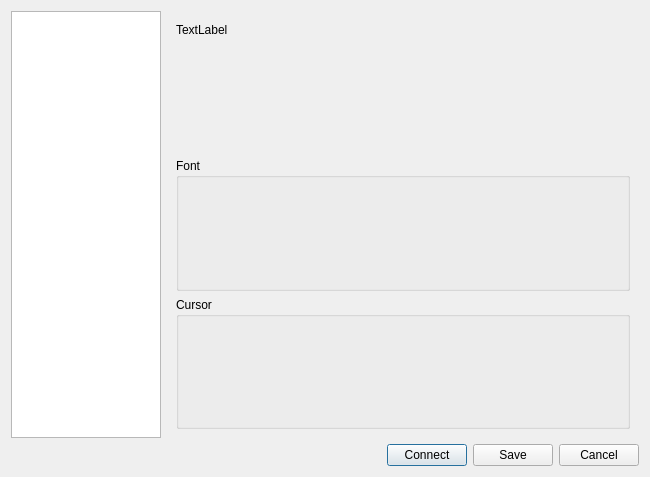
Above: woterm/qwosessionproperty.ui from hongnod/woterm before the change. Below: the same form after it.
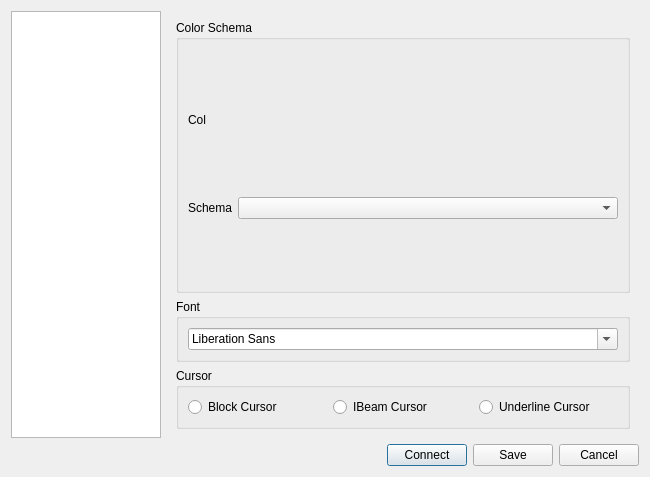
That is the form after the change. The open tabs and pages were chosen to show the change.

The edit to the form file:
```diff
--- a/woterm/qwosessionproperty.ui
+++ b/woterm/qwosessionproperty.ui
@@ -525,11 +525,17 @@
          <widget class="QWidget" name="appearanceWidget">
           <layout class="QVBoxLayout" name="verticalLayout_7">
            <item>
+            <widget class="QGroupBox" name="groupBox_6">
+             <property name="title">
+              <string>Color Schema</string>
+             </property>
+             <layout class="QVBoxLayout" name="verticalLayout_10">
+              <item>
             <layout class="QVBoxLayout" name="verticalLayout_8">
              <item>
               <widget class="QLabel" name="label_12">
                <property name="sizePolicy">
-                <sizepolicy hsizetype="Preferred" vsizetype="Minimum">
+                   <sizepolicy hsizetype="Preferred" vsizetype="MinimumExpanding">
                  <horstretch>0</horstretch>
                  <verstretch>0</verstretch>
                 </sizepolicy>
@@ -541,27 +547,101 @@
                 </size>
                </property>
                <property name="text">
-                <string>TextLabel</string>
+                   <string>Col</string>
                </property>
               </widget>
              </item>
+               </layout>
+              </item>
              <item>
-              <widget class="QWidget" name="widget" native="true"/>
-             </item>
-            </layout>
+               <layout class="QHBoxLayout" name="horizontalLayout_9">
+                <property name="sizeConstraint">
+                 <enum>QLayout::SetMinimumSize</enum>
+                </property>
+                <item>
+                 <widget class="QLabel" name="label_15">
+                  <property name="sizePolicy">
+                   <sizepolicy hsizetype="Fixed" vsizetype="Fixed">
+                    <horstretch>0</horstretch>
+                    <verstretch>0</verstretch>
+                   </sizepolicy>
+                  </property>
+                  <property name="text">
+                   <string>Schema</string>
+                  </property>
+                 </widget>
+                </item>
+                <item>
+                 <widget class="QComboBox" name="comboBox">
+                  <property name="sizePolicy">
+                   <sizepolicy hsizetype="Preferred" vsizetype="Fixed">
+                    <horstretch>0</horstretch>
+                    <verstretch>0</verstretch>
+                   </sizepolicy>
+                  </property>
+                 </widget>
+                </item>
+               </layout>
+              </item>
+             </layout>
+            </widget>
            </item>
            <item>
             <widget class="QGroupBox" name="groupBox_5">
+             <property name="sizePolicy">
+              <sizepolicy hsizetype="Preferred" vsizetype="Fixed">
+               <horstretch>0</horstretch>
+               <verstretch>0</verstretch>
+              </sizepolicy>
+             </property>
              <property name="title">
               <string>Font</string>
              </property>
+             <layout class="QVBoxLayout" name="verticalLayout_11">
+              <item>
+               <widget class="QFontComboBox" name="fontChooser"/>
+              </item>
+             </layout>
             </widget>
            </item>
            <item>
             <widget class="QGroupBox" name="groupBox_7">
+             <property name="sizePolicy">
+              <sizepolicy hsizetype="Preferred" vsizetype="Fixed">
+               <horstretch>0</horstretch>
+               <verstretch>0</verstretch>
+              </sizepolicy>
+             </property>
              <property name="title">
               <string>Cursor</string>
              </property>
+             <layout class="QHBoxLayout" name="horizontalLayout_14">
+              <item>
+               <layout class="QHBoxLayout" name="horizontalLayout_13">
+                <item>
+                 <widget class="QRadioButton" name="radioButton">
+                  <property name="text">
+                   <string>Block Cursor</string>
+                  </property>
+                 </widget>
+                </item>
+                <item>
+                 <widget class="QRadioButton" name="radioButton_3">
+                  <property name="text">
+                   <string>IBeam Cursor</string>
+                  </property>
+                 </widget>
+                </item>
+                <item>
+                 <widget class="QRadioButton" name="radioButton_2">
+                  <property name="text">
+                   <string>Underline Cursor</string>
+                  </property>
+                 </widget>
+                </item>
+               </layout>
+              </item>
+             </layout>
             </widget>
            </item>
           </layout>
```
Lines whose indentation alone changed are shown as unchanged.
